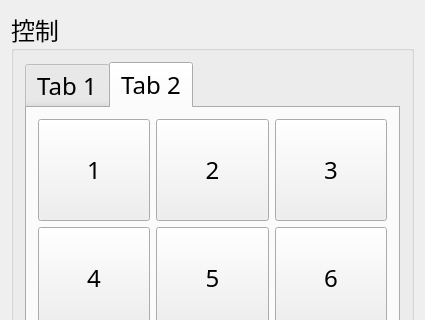
Before: the Qt Designer form mainwindow.ui in ZzzzzzS/diansai2017Uper, drawn with Qt 5; both pictures show x 0 to 425 and y 0 to 320 of the 425 by 589 pixel window.
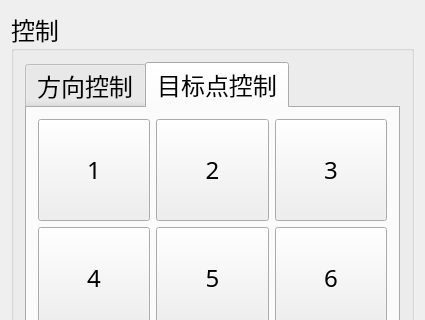
After: the same form once the commit is applied. The open tabs and pages were chosen to show the change.

Diff of the .ui file:
```diff
--- a/mainwindow.ui
+++ b/mainwindow.ui
@@ -40,7 +40,7 @@
          </property>
          <widget class="QWidget" name="tab">
           <attribute name="title">
-           <string>Tab 1</string>
+           <string>方向控制</string>
           </attribute>
           <layout class="QGridLayout" name="gridLayout_2">
            <item row="0" column="0">
@@ -107,7 +107,7 @@
          </widget>
          <widget class="QWidget" name="tab_2">
           <attribute name="title">
-           <string>Tab 2</string>
+           <string>目标点控制</string>
           </attribute>
           <layout class="QGridLayout" name="gridLayout_3">
            <item row="0" column="0">
```
Left out of the diff: 38 changed lines with no effect on the pictures.
